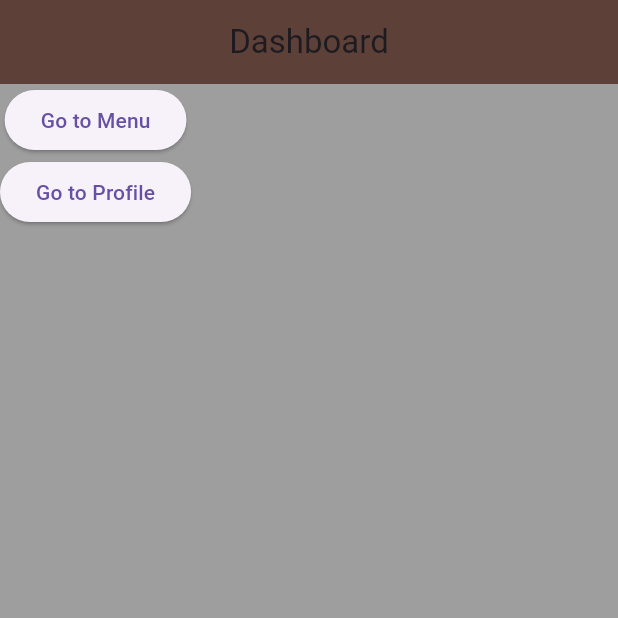
After one commit to jeven2003/front-Kaps, a Flutter app: the screen it shows after launch, on a phone screen of 412 x 824 dp, the top half of it. The commit adds this screen. Run offline on Flutter 3.47's test engine with Material 3 defaults, Android fonts, the phone set to English and light mode, and no system bars.

Commit message:
Add Dashboard and Menu

```diff
--- a/lib/main.dart
+++ b/lib/main.dart
@@ -1,6 +1,12 @@
 import 'package:flutter/material.dart';
 import 'package:untitled2/home.dart';
+import 'package:untitled2/pages/dashboard.dart';
+import 'package:untitled2/pages/menu.dart';
 
 void main() => runApp(MaterialApp(
-  home: Home(),
+  routes: {
+    '/' : (context)=> Dashboard(),
+    '/menu': (context) => Menu(),
+    '/profile' : (context) => Home(),
+},
 ));
--- /dev/null
+++ b/lib/pages/dashboard.dart
@@ -0,0 +1,45 @@
+import 'package:flutter/material.dart';
+
+class Dashboard extends StatefulWidget {
+  const Dashboard({super.key});
+
+  @override
+  State<Dashboard> createState() => _DashboardState();
+}
+
+class _DashboardState extends State<Dashboard> {
+  @override
+  Widget build(BuildContext context) {
+    return Scaffold(
+      backgroundColor: Colors.grey,
+      appBar: AppBar(
+        title: Text('Dashboard'),
+        backgroundColor: Colors.brown[700],
+        centerTitle: true,
+      ),
+      body: Container(
+        child: SafeArea(
+          child: Column(
+            children: [
+              ElevatedButton(
+                onPressed: (){
+                  Navigator.pushNamed(context, '/menu');
+                },
+                child: Text('Go to Menu'),
+
+              ),
+              ElevatedButton(
+                onPressed: (){
+                  Navigator.pushNamed(context, '/profile');
+                },
+                child: Text('Go to Profile'),
+
+              ),
+            ],
+          ),
+        ),
+      ),
+
+    );
+  }
+}
--- /dev/null
+++ b/lib/pages/menu.dart
@@ -0,0 +1,21 @@
+import 'package:flutter/material.dart';
+
+class Menu extends StatefulWidget {
+  const Menu({super.key});
+
+  @override
+  State<Menu> createState() => _MenuState();
+}
+
+class _MenuState extends State<Menu> {
+  @override
+  Widget build(BuildContext context) {
+    return Scaffold(
+      appBar: AppBar(
+        title: Text('Menu'),
+        backgroundColor: Colors.brown[700],
+        centerTitle: true,
+      ),
+    );
+  }
+}
```
